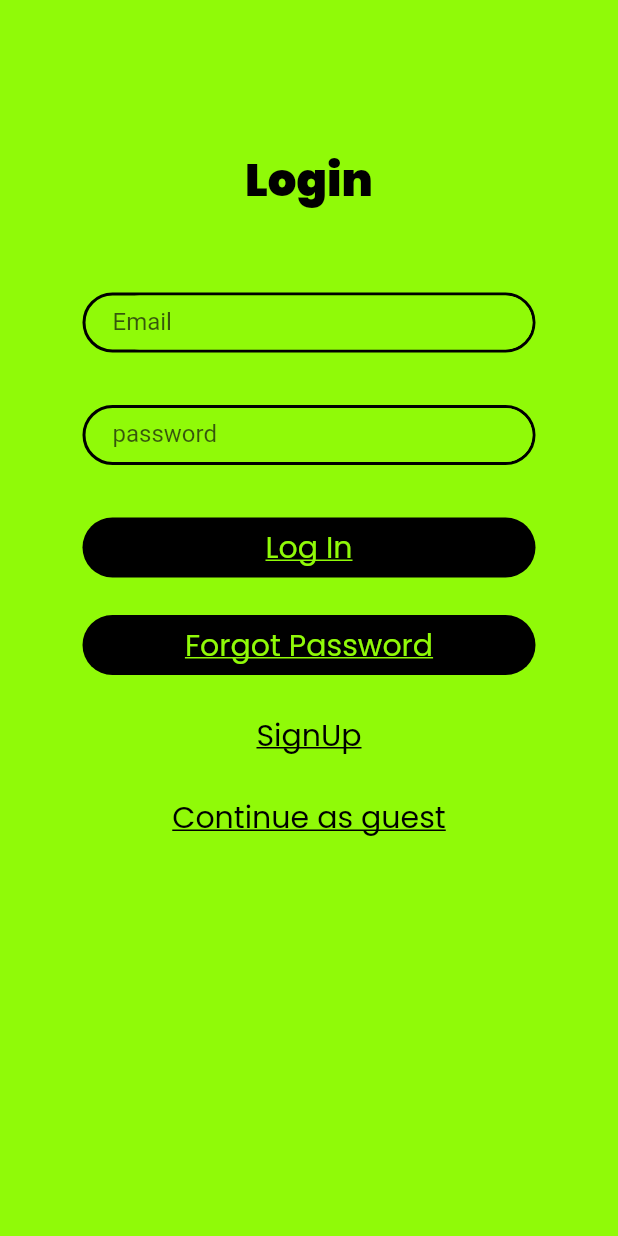
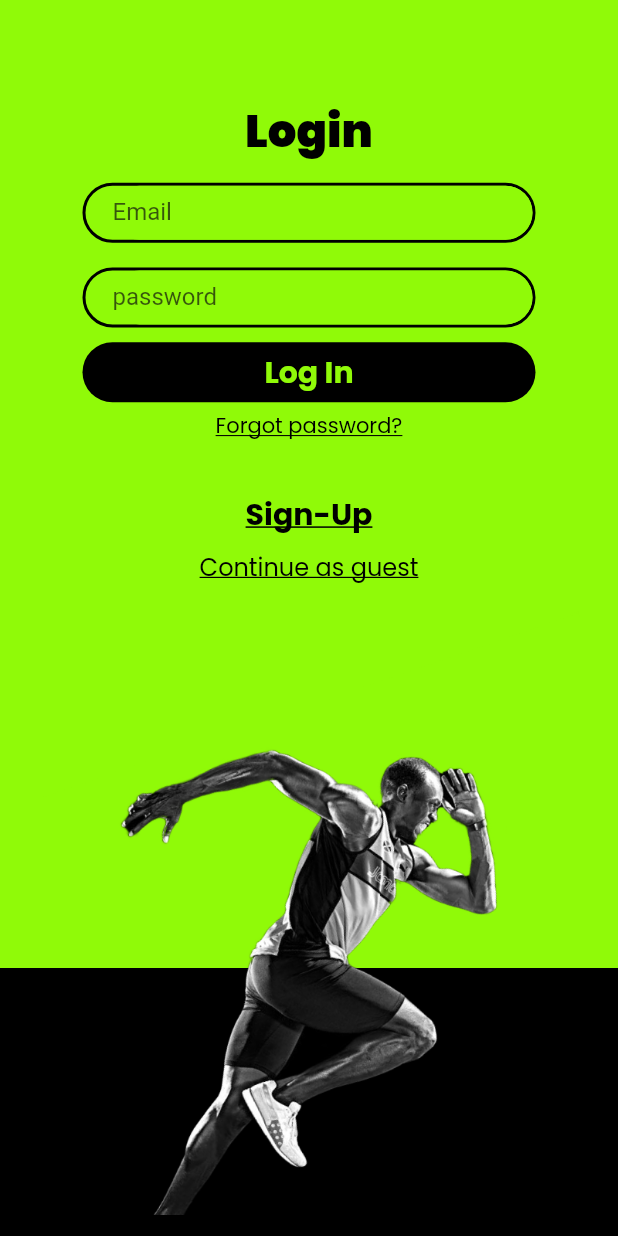
Before and after one commit to surge-snu/surge-2023-app, a Flutter app: the screen it shows after launch, on a phone screen of 412 x 824 dp. Run offline on Flutter 3.47's test engine with Material 2 defaults, Android fonts, the light colour scheme and no system bars; our stand-ins replace cloud_firestore, dropdown_button2, firebase_auth, firebase_core, flutter_otp_text_field, fluttertoast and 6 more; accounts and stored records are empty.

Commit message:
Login Screen

```diff
--- a/lib/Auth/login.dart
+++ b/lib/Auth/login.dart
@@ -23,17 +23,16 @@ class _LoginScreenState extends State<LoginScreen> {
   final FirebaseAuth _auth = FirebaseAuth.instance;
   final _emailController = TextEditingController();
   final _passwordController = TextEditingController();
-  late FToast  flutterToast;
+  late FToast flutterToast;
 
   bool loading = false;
   @override
   void initState() {
     super.initState();
-    flutterToast= FToast();
+    flutterToast = FToast();
     // if you want to use context from globally instead of content we need to pass navigatorKey.currentContext!
     flutterToast.init(context);
   }
-
 
   _showToast(String s) {
     Widget toast = Container(
@@ -42,7 +41,7 @@ class _LoginScreenState extends State<LoginScreen> {
         borderRadius: BorderRadius.circular(25.0),
         color: Colors.greenAccent,
       ),
-      child:Row(
+      child: Row(
         children: [
           Icon(Icons.mail),
           SizedBox(width: 6.0),
@@ -63,9 +62,7 @@ class _LoginScreenState extends State<LoginScreen> {
           ),
         ],
       ),
-
     );
-
 
     flutterToast.showToast(
       child: toast,
@@ -94,7 +91,7 @@ class _LoginScreenState extends State<LoginScreen> {
   Future<void> loginUser() async {
     try {
       setState(() {
-        loading= true;
+        loading = true;
       });
       UserCredential userCredential = await _auth.signInWithEmailAndPassword(
         email: _emailController.text, // Use email as the username
@@ -106,79 +103,80 @@ class _LoginScreenState extends State<LoginScreen> {
         // Successfully logged in and email is verified
         setLoggedIn();
 
-        Navigator.pushReplacement(context, MaterialPageRoute(builder: (_) => NavBar(passedIndex: 0)));
+        Navigator.pushReplacement(
+            context, MaterialPageRoute(builder: (_) => NavBar(passedIndex: 0)));
         setState(() {
-          loading= false;
+          loading = false;
         });
       } else {
         // Email is not verified
 
         _showToast("Please verify your email before logging in.");
         setState(() {
-          loading= false;
+          loading = false;
         });
       }
-
     } catch (e) {
       print("Error during login: $e");
       _showToast("Login failed. Please check your credentials.");
       setState(() {
-        loading= false;
+        loading = false;
       });
-
     }
   }
 
-
-
   @override
   Widget build(BuildContext context) {
-    return   Scaffold(
+    double width = MediaQuery.of(context).size.width;
+    double height = MediaQuery.of(context).size.height;
+    return Scaffold(
       backgroundColor: AppColors.primaryColor,
-      body: loading?Center(
+      body: loading
+          ? Center(
               child: Container(
                 padding: EdgeInsets.only(
                     top: MediaQuery.of(context).size.height * 0.1),
-          child: const CircularProgressIndicator(
-            color:Colors.black
+                child: const CircularProgressIndicator(color: Colors.black),
               ),
-        ),
-      ):SingleChildScrollView(
+            )
+          : SingleChildScrollView(
               physics: NeverScrollableScrollPhysics(),
               child: Center(
                 child: Column(
                   children: [
-
-              SizedBox(height: 90,),
-              Container(height: 60,width: 360,
-
-              child: Center(
-                child: Text("Login",style: TextStyle(color: Colors.black,fontSize: 30,fontWeight: FontWeight.w900,fontFamily: 'Poppins'),),
-              ),),
-              SizedBox(height: 45,),
+                    SizedBox(height: height * .07),
+                    Container(
+                      height: 60,
+                      width: 360,
+                      child: const Center(
+                        child: Text(
+                          "Login",
+                          style: TextStyle(
+                              color: Colors.black,
+                              fontSize: 30,
+                              fontWeight: FontWeight.w900,
+                              fontFamily: 'Poppins'),
+                        ),
+                      ),
+                    ),
+                    SizedBox(
+                      height: height * .005,
+                    ),
 
                     // Email Field
                     Container(
-                margin: EdgeInsets.only(left: 55,right: 55),
+                      margin: EdgeInsets.only(left: 55, right: 55),
                       height: 40,
                       width: double.infinity,
                       decoration: BoxDecoration(
                         color: AppColors.primaryColor,
-                  border: Border.all(
-                    width: 2,
-                      color: Colors.black),
-                  borderRadius:
-                  BorderRadius.circular(25),
-
+                        border: Border.all(width: 2, color: Colors.black),
+                        borderRadius: BorderRadius.circular(25),
                       ),
                       child: Padding(
                         padding: const EdgeInsets.only(left: 18.0),
                         child: TextFormField(
-
                           controller: _emailController,
-
-
-
                           textAlign: TextAlign.left,
                           decoration: InputDecoration(
                             contentPadding: EdgeInsets.symmetric(vertical: 10),
@@ -188,118 +186,184 @@ class _LoginScreenState extends State<LoginScreen> {
                             hintStyle: TextStyle(color: Color(0xB310100E)),
                             hintText: 'Email',
                             border: OutlineInputBorder(
-                          borderRadius:
-                          BorderRadius.circular(25),
-                          borderSide:  BorderSide.none
-
+                                borderRadius: BorderRadius.circular(25),
+                                borderSide: BorderSide.none),
                           ),
                         ),
                       ),
                     ),
+                    SizedBox(
+                      height: height * .02,
                     ),
-SizedBox(height: 35,),
 
                     // Password Text Field
                     Container(
-                margin: EdgeInsets.only(left: 55,right: 55),
+                      margin: EdgeInsets.only(left: 55, right: 55),
                       height: 40,
                       width: double.infinity,
                       decoration: BoxDecoration(
                         color: AppColors.primaryColor,
-                  border: Border.all(
-                    width: 2,
-                      color: Colors.black),
-                  borderRadius:
-                  BorderRadius.circular(25),
-
+                        border: Border.all(width: 2, color: Colors.black),
+                        borderRadius: BorderRadius.circular(25),
                       ),
                       child: Padding(
                         padding: const EdgeInsets.only(left: 18.0),
                         child: TextFormField(
-
                           controller: _passwordController,
-
-
-
                           textAlign: TextAlign.left,
                           obscureText: true,
                           decoration: InputDecoration(
                             contentPadding: EdgeInsets.symmetric(vertical: 10),
                             fillColor: AppColors.primaryColor,
                             filled: true,
-
                             hintStyle: TextStyle(color: Color(0xB310100E)),
                             hintText: 'password',
                             border: OutlineInputBorder(
-                          borderRadius:
-                          BorderRadius.circular(25),
-                          borderSide:  BorderSide.none
+                                borderRadius: BorderRadius.circular(25),
+                                borderSide: BorderSide.none),
+                          ),
+                        ),
+                      ),
+                    ),
+                    SizedBox(
+                      height: height * .012,
+                    ),
 
+// Login Button
+                    InkWell(
+                      onTap: () {
+                        loginUser();
+                      },
+                      child: Container(
+                        margin: EdgeInsets.only(left: 55, right: 55),
+                        height: 40,
+                        width: double.infinity,
+                        decoration: BoxDecoration(
+                          color: Colors.black,
+                          borderRadius: BorderRadius.circular(25),
+                        ),
+                        child: Center(
+                          child: Text(
+                            "Log In",
+                            style: GoogleFonts.poppins(
+                              textStyle: const TextStyle(
+                                  color: AppColors.primaryColor,
+                                  fontSize: 20,
+                                  fontWeight: FontWeight.w700),
                             ),
                           ),
                         ),
                       ),
                     ),
-              SizedBox(height: 35,),
-
-// Login Button
+                    SizedBox(
+                      height: height * .007,
+                    ),
+                    // Change Password  Button
                     InkWell(
-                onTap: (){
-loginUser();
+                      onTap: () {
+                        Get.to(() => ChangePassword());
                       },
-                child: Container(
-                  margin: EdgeInsets.only(left: 55,right: 55),
-                  height: 40,
-                  width: double.infinity,
-                    decoration: BoxDecoration(
+                      child: Text(
+                        "Forgot password?",
+                        style: GoogleFonts.poppins(
+                          textStyle: const TextStyle(
+                              decoration: TextDecoration.underline,
                               color: Colors.black,
-
-                      borderRadius:
-                      BorderRadius.circular(25),
-
-                    ),
-                  child: Center(child: Text("Log In",style: GoogleFonts.poppins(textStyle: TextStyle(decoration:TextDecoration.underline
-                      ,color: AppColors.primaryColor,fontSize: 20,fontWeight: FontWeight.w400)))),
-
+                              fontSize: 14,
+                              fontWeight: FontWeight.w400),
                         ),
                       ),
-              SizedBox(height: 25,),
-              // Change Password  Button
+                      // child: Container(
+                      //   margin: EdgeInsets.only(left: 55, right: 55),
+                      //   height: 40,
+                      //   width: double.infinity,
+                      //   decoration: BoxDecoration(
+                      //     color: Colors.black,
+                      //     borderRadius: BorderRadius.circular(25),
+                      //   ),
+                      //   child: Center(
+                      //     child: Text(
+                      //       "Forgot Password?",
+                      //       style: GoogleFonts.poppins(
+                      //         textStyle: const TextStyle(
+                      //             decoration: TextDecoration.underline,
+                      //             color: AppColors.primaryColor,
+                      //             fontSize: 20,
+                      //             fontWeight: FontWeight.w400),
+                      //       ),
+                      //     ),
+                      //   ),
+                      // ),
+                    ),
+                    SizedBox(
+                      height: height * .04,
+                    ),
+                    //Sign Up Button
                     InkWell(
-                onTap: (){
-                  Get.to(()=>ChangePassword());
+                      onTap: () {
+                        Navigator.pushReplacement(context,
+                            MaterialPageRoute(builder: (_) => SignUpScreen()));
                       },
-                child: Container(
-                  margin: EdgeInsets.only(left: 55,right: 55),
-                  height: 40,
-                  width: double.infinity,
-                  decoration: BoxDecoration(
+                      child: Text(
+                        "Sign-Up",
+                        style: GoogleFonts.poppins(
+                          textStyle: const TextStyle(
+                              decoration: TextDecoration.underline,
                               color: Colors.black,
-
-                    borderRadius:
-                    BorderRadius.circular(25),
-
-                  ),
-                  child: Center(child: Text("Forgot Password",style: GoogleFonts.poppins(textStyle: TextStyle(decoration:TextDecoration.underline
-                      ,color: AppColors.primaryColor,fontSize: 20,fontWeight: FontWeight.w400)))),
-
+                              fontSize: 20,
+                              fontWeight: FontWeight.w700),
                         ),
                       ),
-              SizedBox(height: 25,),
-              //Sign Up Button
-              InkWell(
-                  onTap: (){
-                    Navigator.pushReplacement(context, MaterialPageRoute(builder: (_)=>SignUpScreen()));
-                  },
-                  child: Text("SignUp",style: GoogleFonts.poppins(textStyle: TextStyle(decoration:TextDecoration.underline,color: Colors.black,fontSize: 20,fontWeight: FontWeight.w400)))),
-              SizedBox(height: 25,),
+                    ),
+                    SizedBox(
+                      height: height * .01,
+                    ),
                     // Continue as guest button
                     InkWell(
-                  onTap: (){
-Navigator.pushReplacement(context, MaterialPageRoute(builder: (_)=>NavBar(passedIndex: 0)));
+                      onTap: () {
+                        Navigator.pushReplacement(
+                            context,
+                            MaterialPageRoute(
+                                builder: (_) => NavBar(passedIndex: 0)));
                       },
-                  child: Text("Continue as guest",style: GoogleFonts.poppins(textStyle: TextStyle(decoration:TextDecoration.underline,color: Colors.black,fontSize: 20,fontWeight: FontWeight.w400)))),
-
+                      child: Text(
+                        "Continue as guest",
+                        style: GoogleFonts.poppins(
+                          textStyle: const TextStyle(
+                              decoration: TextDecoration.underline,
+                              color: Colors.black,
+                              fontSize: 16,
+                              fontWeight: FontWeight.w400),
+                        ),
+                      ),
+                    ),
+                    Container(
+                      height: height * 1,
+                      width: width,
+                      child: Stack(
+                        children: [
+                          Positioned(
+                            top: height * 0.31,
+                            child: Image.asset(
+                              'assets/blackbg.png',
+                              width: width,
+                              height: height * .5,
+                              fit: BoxFit.cover,
+                            ),
+                          ),
+                          Positioned(
+                            top: height * .015,
+                            left: width * 0.07,
+                            child: Image.asset(
+                              'assets/runner.png',
+                              width: width * 0.9,
+                              height: height * 0.5,
+                              fit: BoxFit.contain,
+                            ),
+                          ),
+                        ],
+                      ),
+                    )
                   ],
                 ),
               ),
```
Also changed, not shown: assets/blackbg.png (added), assets/runner.png (added). Lines whose indentation alone changed are shown as unchanged.
